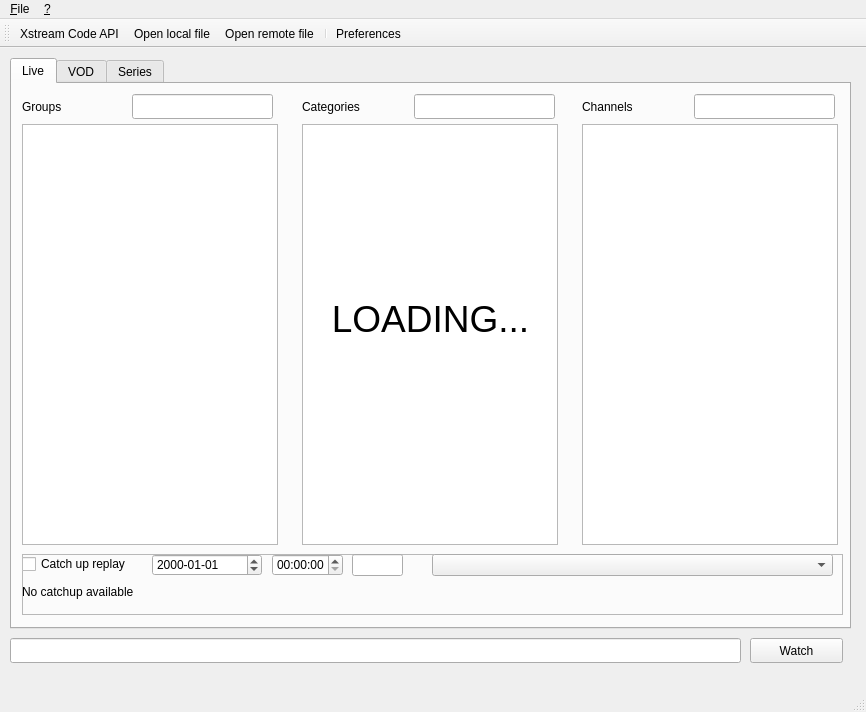
Before: the Qt Designer form ui/main_ui.ui in PhunkyBob/iptv_playlist_browser, drawn with Qt 5.
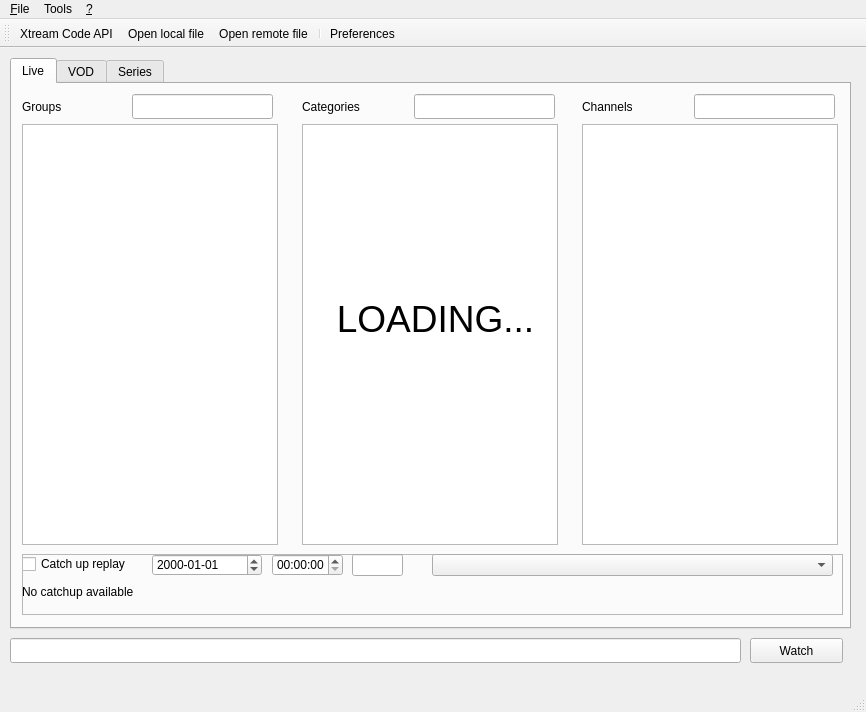
After: the same form once the commit is applied. Icons and pictures are not drawn.

```diff
--- a/ui/main_ui.ui
+++ b/ui/main_ui.ui
@@ -441,9 +441,9 @@
    <widget class="QLabel" name="lbl_wait">
     <property name="geometry">
      <rect>
-      <x>280</x>
+      <x>20</x>
       <y>150</y>
-      <width>301</width>
+      <width>831</width>
       <height>241</height>
      </rect>
     </property>
@@ -490,7 +490,23 @@
     </property>
     <addaction name="action_About"/>
    </widget>
+   <widget class="QMenu" name="menuTools">
+    <property name="title">
+     <string>Tools</string>
+    </property>
+    <widget class="QMenu" name="menuXtream">
+     <property name="title">
+      <string>Xtream</string>
+     </property>
+     <addaction name="action_Account_infos"/>
+     <addaction name="action_Download_playlist_lite"/>
+     <addaction name="action_Download_playlist_full"/>
+    </widget>
+    <addaction name="menuXtream"/>
+    <addaction name="action_Generate_playlist"/>
+   </widget>
    <addaction name="menu_File"/>
+   <addaction name="menuTools"/>
    <addaction name="menu_About"/>
   </widget>
   <widget class="QStatusBar" name="statusbar"/>
@@ -516,7 +532,10 @@
      <normaloff>../resources/login.png</normaloff>../resources/login.png</iconset>
    </property>
    <property name="text">
-    <string>&amp;Xstream Code API...</string>
+    <string>&amp;Xtream Code API...</string>
+   </property>
+   <property name="toolTip">
+    <string>Xtream Code API</string>
    </property>
   </action>
   <action name="action_Open_local_file">
```
Left out of the diff: 23 changed lines with no effect on the pictures.
